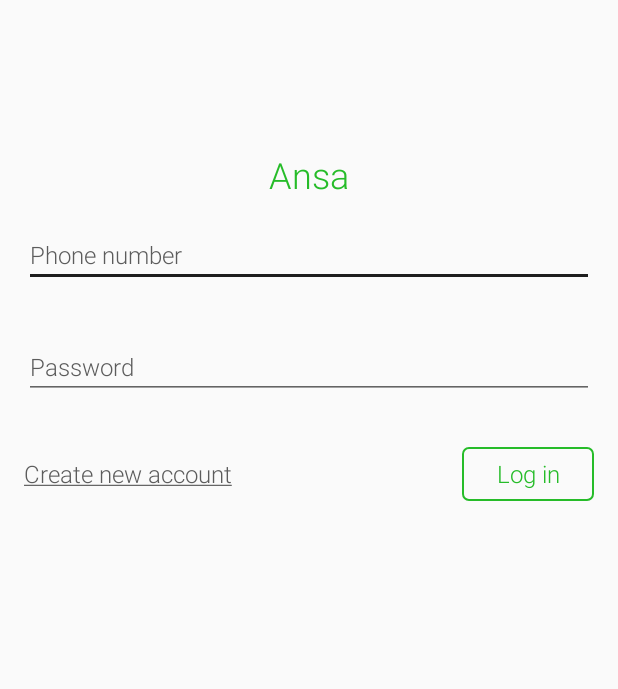
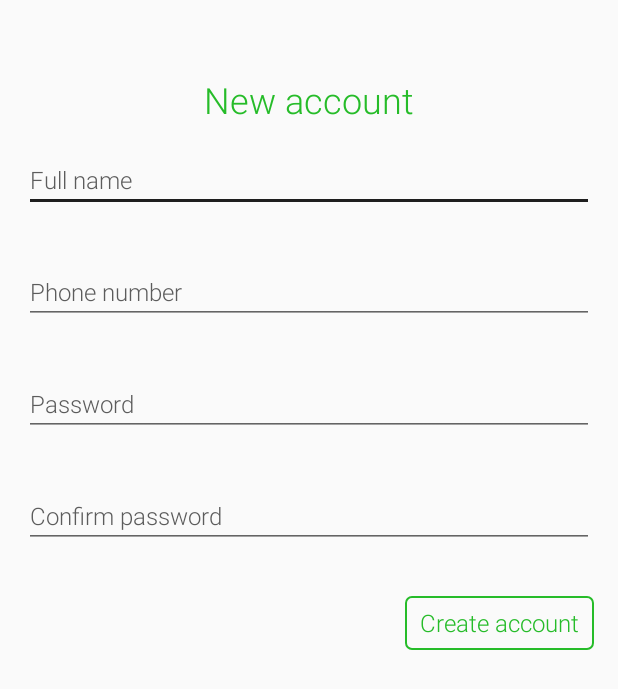
Before and after one commit to ansax/ansa_android, an Android app: the screen it shows after launch (LoginActivity before the commit, RegisterActivity after it), on a phone screen of 412 x 824 dp. Shown: the top 689 px of the screen. Run offline under Robolectric (Android 15) with nearby library versions, the phone set to English and light mode, and no system bars.

Commit message:
Created Register view

```diff
--- a/app/src/main/AndroidManifest.xml
+++ b/app/src/main/AndroidManifest.xml
@@ -9,7 +9,7 @@
         android:roundIcon="@mipmap/ic_launcher_round"
         android:supportsRtl="true"
         android:theme="@style/AppTheme">
-        <activity android:name=".LoginActivity">
+        <activity android:name=".RegisterActivity">
             <intent-filter>
                 <action android:name="android.intent.action.MAIN" />
 
--- a/app/src/main/java/com/ansa/RegisterActivity.java
+++ b/app/src/main/java/com/ansa/RegisterActivity.java
@@ -1,4 +1,13 @@
 package com.ansa;
 
-public class RegisterActivity {
+import android.support.v7.app.AppCompatActivity;
+import android.os.Bundle;
+
+public class RegisterActivity extends AppCompatActivity {
+
+    @Override
+    protected void onCreate(Bundle savedInstanceState) {
+        super.onCreate(savedInstanceState);
+        setContentView(R.layout.activity_register);
+    }
 }
--- a/app/src/main/res/layout/activity_login.xml
+++ b/app/src/main/res/layout/activity_login.xml
@@ -10,7 +10,7 @@
       <TextView
           android:layout_width="wrap_content"
           android:layout_height="wrap_content"
-          android:layout_marginTop="100dp"
+          android:layout_marginTop="50dp"
           android:text="@string/app_name"
           android:textColor="@color/colorGreen"
           android:textSize="@dimen/txt_24"
@@ -54,7 +54,6 @@
             android:layout_width="wrap_content"
             android:background="@drawable/round_btn"
             android:layout_height="36dp"
-            android:layout_marginLeft="@dimen/dimen_16"
             android:textSize="@dimen/txt_16"
             android:text="@string/login"
             android:textColor="@color/colorGreen"
@@ -66,7 +65,7 @@
         <TextView
             android:layout_width="wrap_content"
             android:layout_height="wrap_content"
-            android:text="@string/create_account"
+            android:text="@string/create_new_account"
             android:textColor="@color/colorGray"
             android:textSize="16sp"
             android:layout_alignParentLeft="true"
--- /dev/null
+++ b/app/src/main/res/layout/activity_register.xml
@@ -0,0 +1,94 @@
+<?xml version="1.0" encoding="utf-8"?>
+<LinearLayout
+    xmlns:android="http://schemas.android.com/apk/res/android"
+    android:layout_width="match_parent"
+    android:layout_height="match_parent"
+    xmlns:app="http://schemas.android.com/apk/res-auto"
+    android:orientation="vertical">
+
+
+    <TextView
+        android:layout_width="wrap_content"
+        android:layout_height="wrap_content"
+        android:layout_marginTop="50dp"
+        android:text="New account"
+        android:textColor="@color/colorGreen"
+        android:textSize="@dimen/txt_24"
+        android:layout_gravity="center_horizontal"
+        android:gravity="center_horizontal"/>
+
+    <EditText
+        android:id="@+id/username_edit_text"
+        android:layout_width="match_parent"
+        android:layout_height="wrap_content"
+        android:layout_margin="@dimen/dimen_16"
+        android:hint="Full name"
+        android:inputType="textPersonName"
+        android:textColorHint="@color/colorGray"
+        android:textSize="@dimen/txt_16"
+        android:focusable="true"
+        android:clickable="true"
+        />
+
+    <EditText
+        android:id="@+id/phone_edit_text"
+        android:layout_width="match_parent"
+        android:layout_height="wrap_content"
+        android:layout_margin="@dimen/dimen_16"
+        android:hint="@string/phone"
+        android:inputType="phone"
+        android:textColorHint="@color/colorGray"
+        android:textSize="@dimen/txt_16"
+        android:focusable="true"
+        android:clickable="true"
+        />
+
+    <EditText
+        android:id="@+id/password_edit_text"
+        android:layout_width="match_parent"
+        android:layout_height="wrap_content"
+        android:layout_margin="@dimen/dimen_16"
+        android:hint="@string/password"
+        android:inputType="textPassword"
+        android:textColorHint="@color/colorGray"
+        android:textSize="@dimen/txt_16"
+        android:focusable="true"
+        android:clickable="true"
+        />
+
+    <EditText
+        android:id="@+id/confirm_password_edit_text"
+        android:layout_width="match_parent"
+        android:layout_height="wrap_content"
+        android:layout_margin="@dimen/dimen_16"
+        android:hint="Confirm password"
+        android:inputType="textPassword"
+        android:textColorHint="@color/colorGray"
+        android:textSize="@dimen/txt_16"
+        android:focusable="true"
+        android:clickable="true"
+        />
+
+    <RelativeLayout
+        android:layout_width="match_parent"
+        android:layout_height="wrap_content"
+        android:orientation="horizontal"
+        android:layout_margin="@dimen/dimen_16">
+
+        <Button
+            android:id="@+id/login_btn"
+            android:layout_width="wrap_content"
+            android:background="@drawable/round_btn"
+            android:layout_height="36dp"
+            android:textSize="@dimen/txt_16"
+            android:text="@string/create_account"
+            android:paddingRight="@dimen/dimen_10"
+            android:paddingLeft="@dimen/dimen_10"
+            android:textColor="@color/colorGreen"
+            android:layout_alignParentRight="true"
+            android:layout_alignParentEnd="true"
+            android:textAlignment="center"
+            />
+    </RelativeLayout>
+
+</LinearLayout>
--- a/app/src/main/res/values/strings.xml
+++ b/app/src/main/res/values/strings.xml
@@ -3,5 +3,6 @@
     <string name="phone">Phone number</string>
     <string name="password">Password</string>
     <string name="login">Log in</string>
-    <string name="create_account"><u>Create new account</u></string>
+    <string name="create_new_account"><u>Create new account</u></string>
+    <string name="create_account">Create account</string>
 </resources>
```
